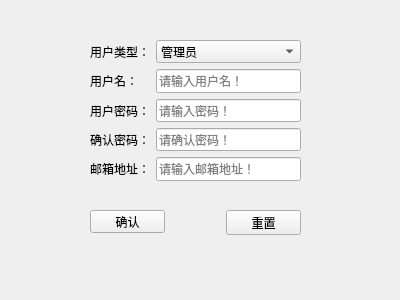
liwen123cd/curly-tribble, file register.ui: the form before one commit.
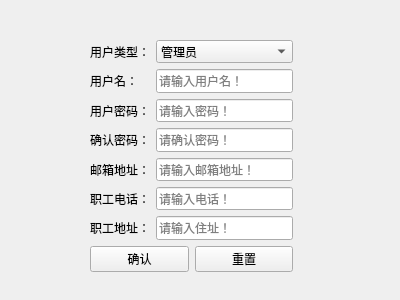
The form after the commit.

Patch:
```diff
--- a/register.ui
+++ b/register.ui
@@ -21,41 +21,17 @@
   <property name="windowTitle">
    <string>注册窗口</string>
   </property>
-  <widget class="QPushButton" name="pushButton">
-   <property name="geometry">
-    <rect>
-     <x>90</x>
-     <y>210</y>
-     <width>75</width>
-     <height>23</height>
-    </rect>
-   </property>
-   <property name="text">
-    <string>确认</string>
-   </property>
-  </widget>
-  <widget class="QPushButton" name="pushButton_2">
-   <property name="geometry">
-    <rect>
-     <x>226</x>
-     <y>210</y>
-     <width>75</width>
-     <height>25</height>
-    </rect>
-   </property>
-   <property name="text">
-    <string>重置</string>
-   </property>
-  </widget>
-  <widget class="QWidget" name="layoutWidget">
+  <widget class="QWidget" name="">
    <property name="geometry">
     <rect>
      <x>90</x>
      <y>40</y>
-     <width>211</width>
-     <height>141</height>
+     <width>203</width>
+     <height>232</height>
     </rect>
    </property>
+   <layout class="QGridLayout" name="gridLayout">
+    <item row="0" column="0" colspan="2">
    <layout class="QFormLayout" name="formLayout">
     <property name="fieldGrowthPolicy">
      <enum>QFormLayout::AllNonFixedFieldsGrow</enum>
@@ -139,6 +115,50 @@
      <widget class="QLineEdit" name="lineEdit_3">
       <property name="placeholderText">
        <string>请确认密码！</string>
+        </property>
+       </widget>
+      </item>
+      <item row="5" column="0">
+       <widget class="QLabel" name="label_6">
+        <property name="text">
+         <string>职工电话：</string>
+        </property>
+       </widget>
+      </item>
+      <item row="6" column="0">
+       <widget class="QLabel" name="label_7">
+        <property name="text">
+         <string>职工地址：</string>
+        </property>
+       </widget>
+      </item>
+      <item row="5" column="1">
+       <widget class="QLineEdit" name="lineEdit_5">
+        <property name="placeholderText">
+         <string>请输入电话！</string>
+        </property>
+       </widget>
+      </item>
+      <item row="6" column="1">
+       <widget class="QLineEdit" name="lineEdit_6">
+        <property name="placeholderText">
+         <string>请输入住址！</string>
+        </property>
+       </widget>
+      </item>
+     </layout>
+    </item>
+    <item row="1" column="0">
+     <widget class="QPushButton" name="pushButton">
+      <property name="text">
+       <string>确认</string>
+      </property>
+     </widget>
+    </item>
+    <item row="1" column="1">
+     <widget class="QPushButton" name="pushButton_2">
+      <property name="text">
+       <string>重置</string>
       </property>
      </widget>
     </item>
```
Lines whose indentation alone changed are shown as unchanged.
